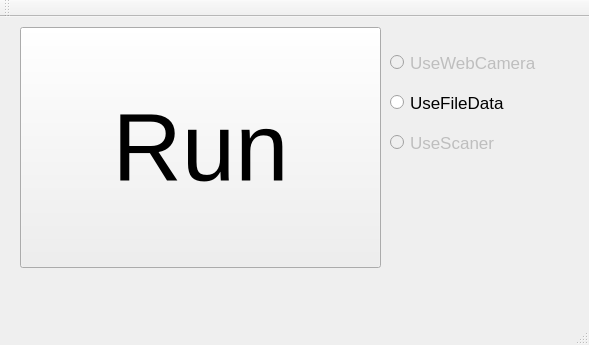
This is Hazama/hazama.ui in tnct-spc/procon2017-comp as Qt 5 draws it before an edit. The edited form follows.
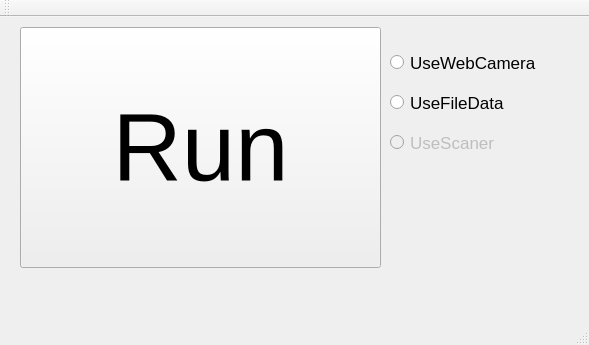
This is the edited form.

Commit message: Webカメラの撮影サイズの指定と,外部カメラ使用するためにデバイスの番号を変更した

Patch:
```diff
--- a/Hazama/hazama.ui
+++ b/Hazama/hazama.ui
@@ -34,7 +34,7 @@
    </widget>
    <widget class="QRadioButton" name="useWebCamera">
     <property name="enabled">
-     <bool>false</bool>
+     <bool>true</bool>
     </property>
     <property name="geometry">
      <rect>
```
Left out of the diff: 2 changed lines with no effect on the pictures. The commit also changes 1 other file.
